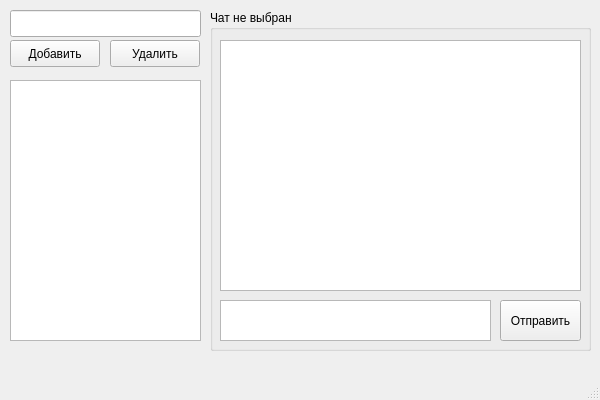
First picture: the form in src/my_messenger/gui/MyMessenger.ui, repository thunderamur/my_messenger, before the edit.
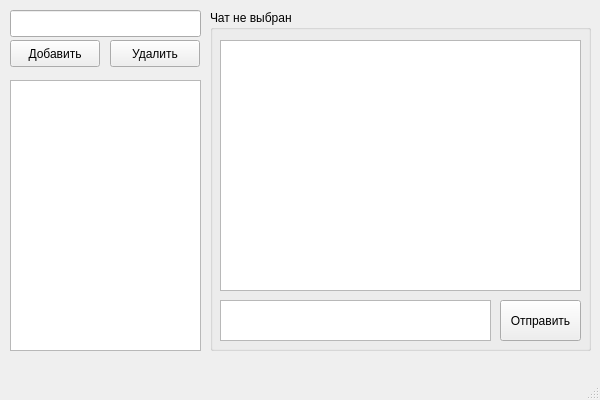
Second picture: the form after the edit.

What changed in the file:
```diff
--- a/src/my_messenger/gui/MyMessenger.ui
+++ b/src/my_messenger/gui/MyMessenger.ui
@@ -102,7 +102,7 @@
       <x>10</x>
       <y>80</y>
       <width>191</width>
-      <height>261</height>
+      <height>271</height>
      </rect>
     </property>
    </widget>
```
